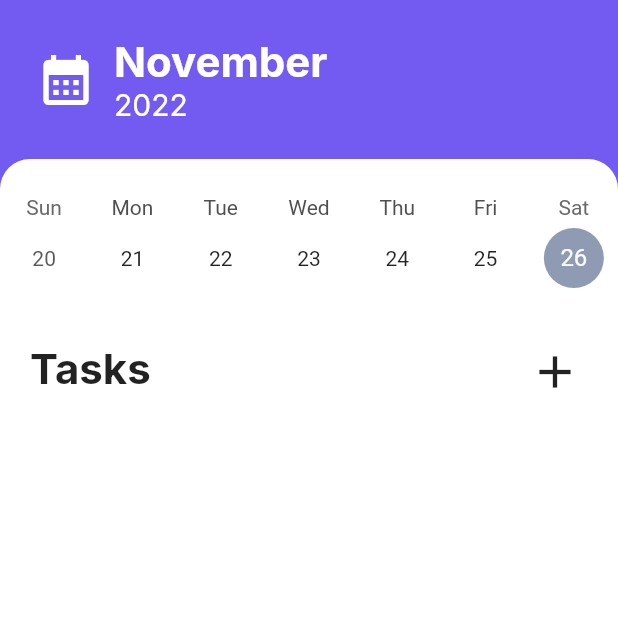
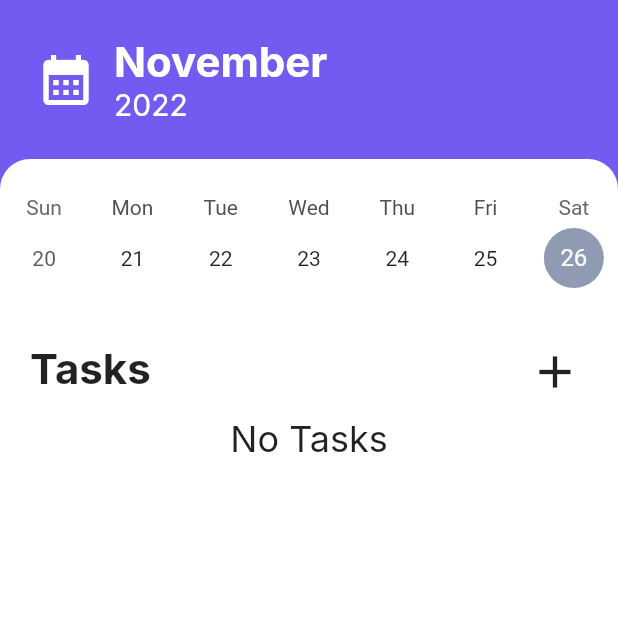
Before and after one commit to maodaaa/do-with-me, a Flutter app: the screen it shows after launch, on a phone screen of 412 x 824 dp, the top half of it. Run offline on Flutter 3.47's test engine with Material 2 defaults, Android fonts, the phone set to English and light mode, and no system bars; drawn by our look-alikes of table_calendar; our stand-ins replace auto_size_text, cloud_firestore, dropdown_textfield, firebase_auth, firebase_core, flutter_slidable and 3 more; accounts and stored records are empty.

Commit message:
update: todo page no task

```diff
--- a/lib/style/text_style.dart
+++ b/lib/style/text_style.dart
@@ -4,6 +4,7 @@ import 'package:google_fonts/google_fonts.dart';
 // text style
 final TextStyle kHeading5 = GoogleFonts.inter(fontSize: 32, fontWeight: FontWeight.w700);
 final TextStyle kHeading6 = GoogleFonts.inter(fontSize: 24, fontWeight: FontWeight.w700);
+final TextStyle kHeading6Normal = GoogleFonts.inter(fontSize: 24, fontWeight: FontWeight.w400);
 final TextStyle kSubtitle = GoogleFonts.inter(fontSize: 16, fontWeight: FontWeight.w700);
 final TextStyle kBodyText = GoogleFonts.inter(fontSize: 16, fontWeight: FontWeight.w400);
 
--- a/lib/todo/todo_page.dart
+++ b/lib/todo/todo_page.dart
@@ -145,10 +145,19 @@ class _ToDoPageState extends State<ToDoPage> {
                         stream: todoStream,
                         builder: (BuildContext context, AsyncSnapshot<QuerySnapshot> snapshot) {
                           if(snapshot.hasError) {
-                            return const Text('Something went wrong');
+                            return Text('Something went wrong', style: kHeading6Normal,);
                           }
                           if(snapshot.connectionState == ConnectionState.waiting) {
-                            return const Text('Loading');
+                            return Text('Loading', style: kHeading6Normal,);
+                          }
+                          if(snapshot.hasData) {
+                            if(snapshot.data!.docs.isEmpty) {
+                              return Center(
+                                child: Text(
+                                  'No Tasks',
+                                  style: kHeading6Normal,
+                                ),
+                              );
                             }
                             return ListView.builder(
                               shrinkWrap: true,
@@ -170,6 +179,8 @@ class _ToDoPageState extends State<ToDoPage> {
                                 );
                               }),
                             );
+                          }
+                          return Container();
                         }
                       ),
                     ),
```
Lines whose indentation alone changed are shown as unchanged.
